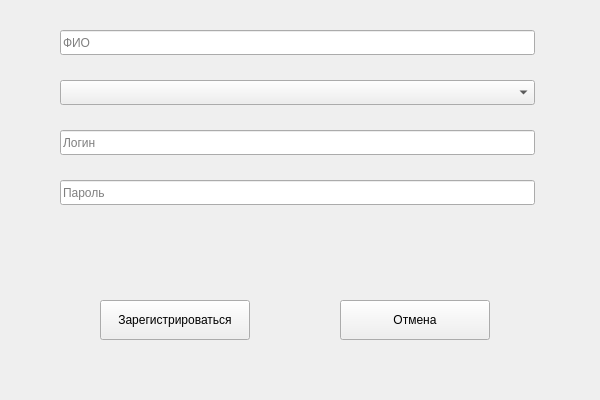
Qt form Registration.ui (Mallower-JD/Python_test) before a commit.
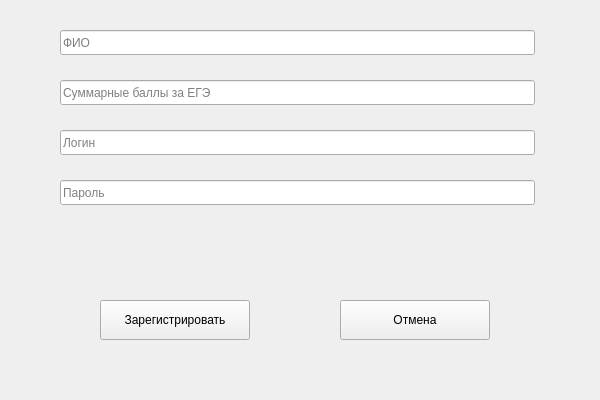
The same form after that commit.

What changed in the file:
```diff
--- a/Registration.ui
+++ b/Registration.ui
@@ -35,16 +35,6 @@
     <bool>true</bool>
    </property>
   </widget>
-  <widget class="QComboBox" name="reg_works">
-   <property name="geometry">
-    <rect>
-     <x>60</x>
-     <y>80</y>
-     <width>475</width>
-     <height>25</height>
-    </rect>
-   </property>
-  </widget>
   <widget class="QLineEdit" name="reg_login">
    <property name="geometry">
     <rect>
@@ -84,7 +74,7 @@
     </rect>
    </property>
    <property name="text">
-    <string>Зарегистрироваться</string>
+    <string>Зарегистрировать</string>
    </property>
   </widget>
   <widget class="QPushButton" name="reg_cancel">
@@ -100,6 +90,22 @@
     <string>Отмена</string>
    </property>
   </widget>
+  <widget class="QLineEdit" name="reg_login_2">
+   <property name="geometry">
+    <rect>
+     <x>60</x>
+     <y>80</y>
+     <width>475</width>
+     <height>25</height>
+    </rect>
+   </property>
+   <property name="placeholderText">
+    <string>Суммарные баллы за ЕГЭ</string>
+   </property>
+   <property name="clearButtonEnabled">
+    <bool>true</bool>
+   </property>
+  </widget>
  </widget>
  <resources/>
  <connections/>
```
